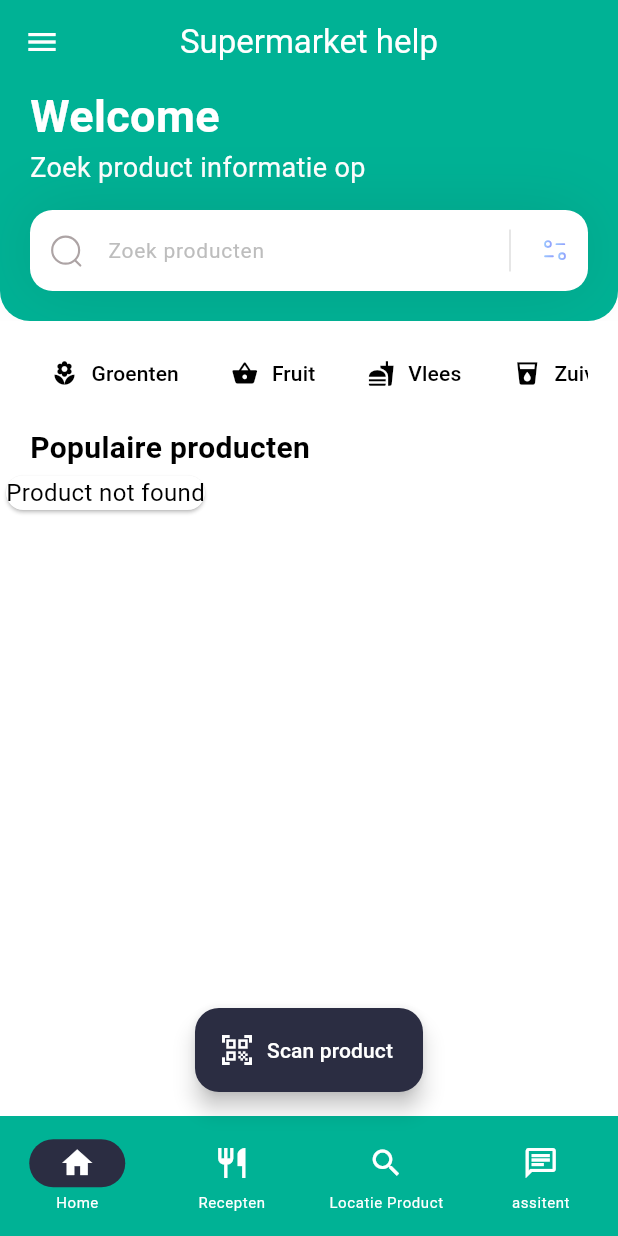
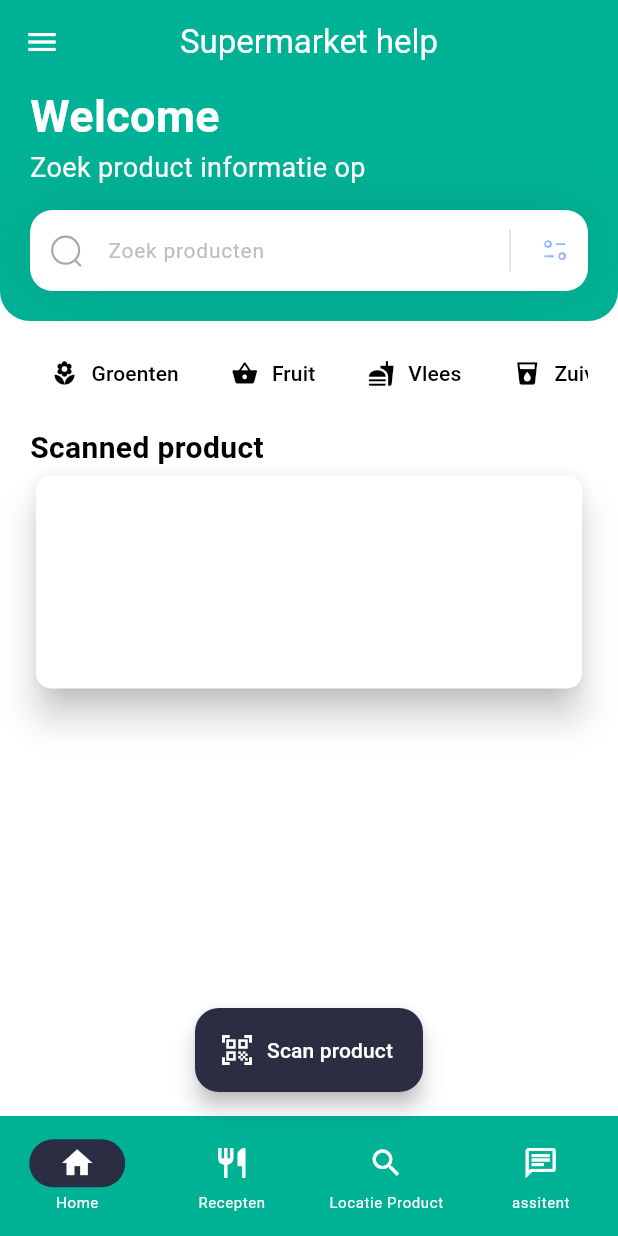
Before and after one commit to Zhantie/storeHelper, a Flutter app: the screen it shows after launch, on a phone screen of 412 x 824 dp. Run offline on Flutter 3.47's test engine with Material 3 defaults, Android fonts, the phone set to English and light mode, and no system bars; our stand-ins replace camera, carousel_slider, dash_chat_2, flutter_dotenv, flutter_svg, get and 1 more; missing offline and left inert: chat_gpt_sdk, flutter_barcode_scanner, flutter_tflite, openfoodfacts.

Commit message:
added image, brand, quantit and changed visual of scanned card

```diff
--- a/fitness/lib/main.dart
+++ b/fitness/lib/main.dart
@@ -5,10 +5,13 @@ import 'package:fitness/screens/recipe_screen.dart';
 import 'package:flutter/material.dart';
 import 'package:flutter/services.dart';
 import 'package:flutter_dotenv/flutter_dotenv.dart';
+import 'package:openfoodfacts/openfoodfacts.dart';
 
 Future<void> main() async {
   await dotenv.load(fileName: ".env");
-
+  OpenFoodAPIConfiguration.userAgent = UserAgent(
+    name: 'Store helper',
+  );
   runApp(const MyApp());
 }
 
--- a/fitness/lib/screens/home_screen.dart
+++ b/fitness/lib/screens/home_screen.dart
@@ -23,14 +23,10 @@ class _HomeScreenState extends State<HomeScreen> {
   String _scanResult = '';
   String? _barcode;
   String? productName;
-
-  @override
-  void initState() {
-    super.initState();
-    OpenFoodAPIConfiguration.userAgent = UserAgent(
-      name: 'Store helper',
-    );
-  }
+  String? productImage;
+  String? productBrand;
+  String? productQuantitiy;
+  bool isLoading = false;
 
   Future<String?> getScanCode() async {
     try {
@@ -49,6 +45,10 @@ class _HomeScreenState extends State<HomeScreen> {
   void scanCode() async {
     String? barcodeScanResult = await getScanCode();
 
+    setState(() {
+      isLoading = true; // Begin met laden voordat de scan begint
+    });
+
     if (barcodeScanResult == null) {
       print('Barcode scanning failed');
       return;
@@ -64,24 +64,33 @@ class _HomeScreenState extends State<HomeScreen> {
       barcodeScanResult,
       country: OpenFoodFactsCountry.NETHERLANDS,
       language: OpenFoodFactsLanguage.DUTCH,
-      fields: [ProductField.NAME],
+      fields: [
+        ProductField.ALL,
+      ],
       version: ProductQueryVersion.v3,
     );
 
     // Fetch the product from the Open Food Facts API
     try {
-      ProductResultV3 result = await OpenFoodAPIClient.getProductV3(configuration);
+      ProductResultV3 result =
+          await OpenFoodAPIClient.getProductV3(configuration);
 
       // Check if the product was found and store the product information
-      if (result.status == ProductResultV3.statusSuccess && result.product != null) {
+      if (result.status == ProductResultV3.statusSuccess &&
+          result.product != null) {
         print('Product found: ${result.product!.productName}');
         setState(() {
+          isLoading = false;
           productName = result.product!.productName;
+          productImage = result.product!.imageFrontUrl;
+          productBrand = result.product!.brands;
+          productQuantitiy = result.product!.quantity;
         });
       } else {
         print('Product not found');
         setState(() {
           productName = 'Product not found';
+          isLoading = false;
         });
       }
     } catch (e) {
@@ -91,6 +100,7 @@ class _HomeScreenState extends State<HomeScreen> {
       });
     }
   }
+
   @override
   Widget build(BuildContext context) {
     return BaseScaffold(
@@ -175,7 +185,7 @@ class _HomeScreenState extends State<HomeScreen> {
                       horizontal: 20.0,
                     ),
                     child: Text(
-                      'Populaire producten',
+                      'Scanned product',
                       style: TextStyle(
                         fontSize: 20,
                         fontWeight: FontWeight.bold,
@@ -184,16 +194,68 @@ class _HomeScreenState extends State<HomeScreen> {
                   ),
 
                   //card with product information
-                  Card(
+                  Padding(
+                    padding: const EdgeInsets.symmetric(horizontal: 20.0),
+                    child: SizedBox(
+                      height: 150, // Stel de gewenste hoogte in
+                      child: isLoading
+                          ? const Center(child: CircularProgressIndicator())
+                          : Card(
+                              shape: RoundedRectangleBorder(
+                                borderRadius: BorderRadius.circular(10.0),
+                              ),
+                              elevation: 10,
+                              child: Row(
+                                children: [
+                                  if (productImage != null)
+                                    ClipRRect(
+                                        borderRadius: const BorderRadius.only(
+                                          topLeft: Radius.circular(10.0),
+                                          bottomLeft: Radius.circular(10.0),
+                                        ),
+                                        child: Image.network(productImage!))
+                                  else
+                                    const Padding(
+                                      padding: EdgeInsets.only(right: 8.0),
+                                    ),
+                                  Expanded(
+                                    child: Padding(
+                                      padding: const EdgeInsets.all(15.0),
                                       child: Column(
+                                        crossAxisAlignment:
+                                            CrossAxisAlignment.start,
                                         children: [
                                           Text(
-                          productName?.toString() ?? 'Product not found',
+                                            productName?.toString() ?? '',
+                                            style: const TextStyle(
+                                              fontSize: 18.0,
+                                            ),
+                                          ),
+                                          Text(
+                                            productQuantitiy?.toString() ?? '',
                                             style: TextStyle(
+                                              fontSize: 16.0,
+                                              color: Theme.of(context)
+                                                  .colorScheme
+                                                  .secondary
+                                                  .withAlpha(
+                                                    150,
+                                                  ),
+                                            ),
+                                          ),
+                                          Text(
+                                            productBrand?.toString() ?? '',
+                                            style: const TextStyle(
                                               fontSize: 16.0,
                                             ),
                                           ),
                                         ],
+                                      ),
+                                    ),
+                                  ),
+                                ],
+                              ),
+                            ),
                     ),
                   ),
                 ],
```
Lines whose indentation alone changed are shown as unchanged.
